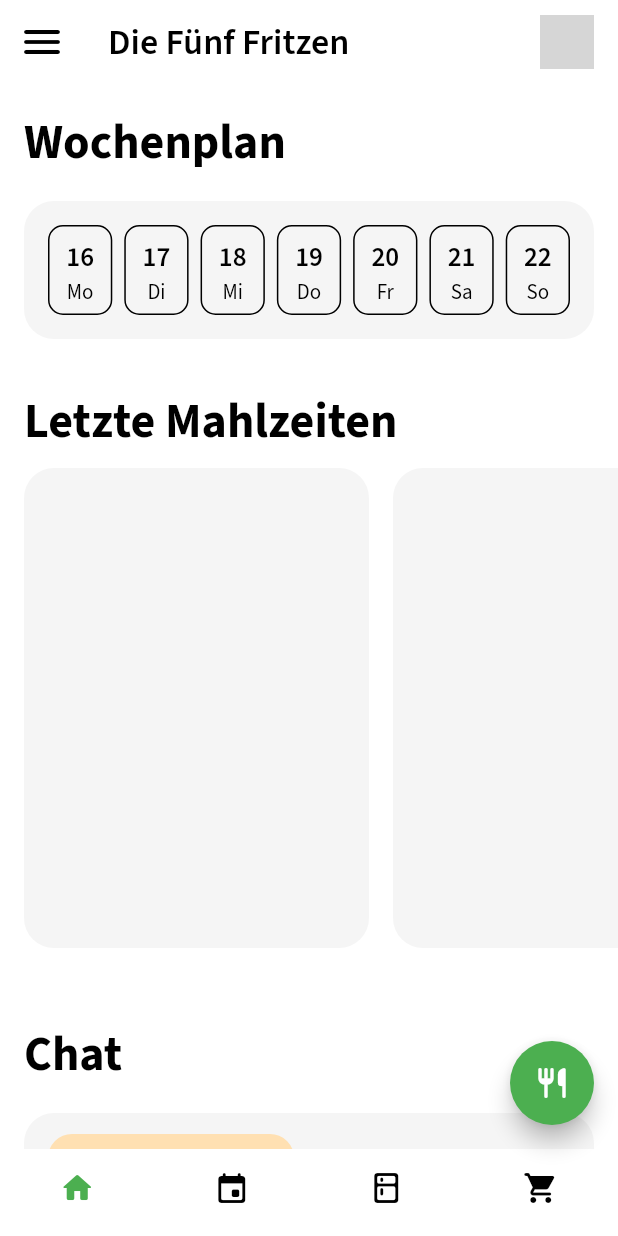
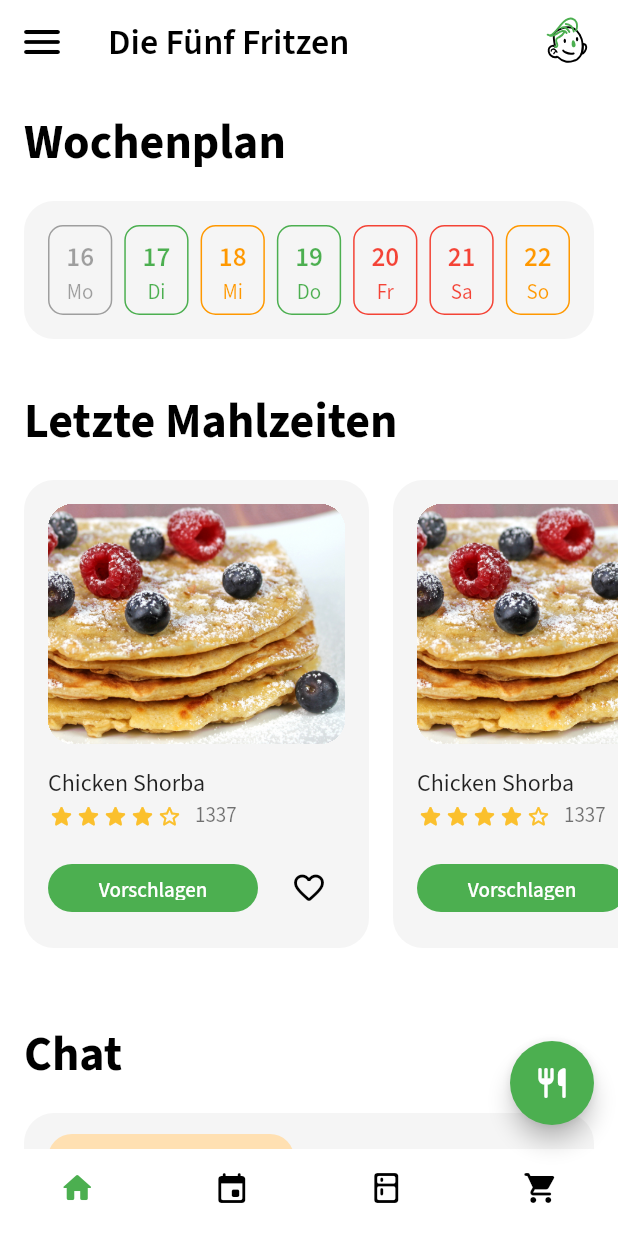
Before and after one commit to Cooljungs/Meal-Manager, a Flutter app: the screen it shows after launch, on a phone screen of 412 x 824 dp. Run offline on Flutter 3.47's test engine with Material 2 defaults, Android fonts, the phone set to English and light mode, and no system bars; our stand-ins replace flutter_svg, google_fonts; grey boxes are pictures that could not be loaded.

Commit message:
History First UI

```diff
--- a/lib/.themes.dart
+++ b/lib/.themes.dart
@@ -27,7 +27,9 @@ themeHandler(context) {
       /// Buttons
       textButtonTheme: TextButtonThemeData(
         style: TextButton.styleFrom(
-          backgroundColor: Colors.red,
+          backgroundColor: Colors.green,
+          shape:
+              RoundedRectangleBorder(borderRadius: BorderRadius.circular(24)),
         ),
       ),
 
--- a/lib/components/home_History.dart
+++ b/lib/components/home_History.dart
@@ -18,18 +18,93 @@ class _HistoryState extends State<History> {
         physics: BouncingScrollPhysics(),
         itemCount: 6,
         itemBuilder: (context, index) {
-          return Container(
-            margin: index == 0
-                ? EdgeInsets.fromLTRB(16, 8, 16, 32)
-                : EdgeInsets.fromLTRB(0, 8, 16, 32),
-            width: 230,
-            decoration: BoxDecoration(
-              color: Theme.of(context).cardColor,
-              borderRadius: BorderRadius.circular(20),
-            ),
-          );
+          return HistoryCard(index);
         },
       ),
     );
   }
 }
+
+class HistoryCard extends StatefulWidget {
+  final int index;
+  const HistoryCard(this.index);
+
+  @override
+  _HistoryCardState createState() => _HistoryCardState();
+}
+
+class _HistoryCardState extends State<HistoryCard> {
+  bool liked = false;
+
+  @override
+  Widget build(BuildContext context) {
+    return Container(
+      margin: widget.index == 0
+          ? EdgeInsets.fromLTRB(16, 16, 16, 32)
+          : EdgeInsets.fromLTRB(0, 16, 16, 32),
+      width: 230,
+      decoration: BoxDecoration(
+        color: Theme.of(context).cardColor,
+        borderRadius: BorderRadius.circular(20),
+      ),
+      child: Column(
+        children: [
+          Expanded(
+            child: Container(
+              margin: EdgeInsets.fromLTRB(16, 16, 16, 0),
+              width: double.infinity,
+              decoration: BoxDecoration(
+                borderRadius: BorderRadius.circular(16),
+              ),
+              child: ClipRRect(
+                clipBehavior: Clip.hardEdge,
+                borderRadius: BorderRadius.circular(16),
+                child: Image.asset(
+                    "assets/images/recipes/Rezept_Pfannkuchen.jpg",
+                    fit: BoxFit.fitWidth),
+              ),
+            ),
+          ),
+          ListTile(
+            title: Text("Chicken Shorba"),
+            contentPadding: EdgeInsets.only(left: 16),
+            minVerticalPadding: 0,
+            subtitle: Row(
+              children: [
+                Icon(Icons.star_rounded, size: 18, color: Colors.yellow[700]),
+                Icon(Icons.star_rounded, size: 18, color: Colors.yellow[700]),
+                Icon(Icons.star_rounded, size: 18, color: Colors.yellow[700]),
+                Icon(Icons.star_rounded, size: 18, color: Colors.yellow[700]),
+                Icon(Icons.star_outline_rounded,
+                    size: 18, color: Colors.yellow[700]),
+                SizedBox(width: 8),
+                Text("1337")
+              ],
+            ),
+          ),
+          Padding(
+            padding: EdgeInsets.fromLTRB(16, 0, 16, 16),
+            child: Row(
+              mainAxisAlignment: MainAxisAlignment.spaceBetween,
+              children: [
+                Container(
+                    width: 140,
+                    height: 32,
+                    child: TextButton(
+                        onPressed: () {}, child: Text("Vorschlagen"))),
+                IconButton(
+                    onPressed: () => setState(() => liked = !liked),
+                    icon: liked
+                        ? Icon(
+                            Icons.favorite_rounded,
+                            color: Colors.red,
+                          )
+                        : Icon(Icons.favorite_border_rounded))
+              ],
+            ),
+          )
+        ],
+      ),
+    );
+  }
+}
--- a/lib/components/home_WeekPreview.dart
+++ b/lib/components/home_WeekPreview.dart
@@ -23,11 +23,23 @@ class _WeekPreviewState extends State<WeekPreview> {
         child: Row(
           children: List<Widget>.generate(7, (index) {
             return Expanded(
+              child: ColorFiltered(
+                colorFilter: ColorFilter.mode(
+                    [
+                      Colors.grey,
+                      Colors.green,
+                      Colors.orange,
+                      Colors.green,
+                      Colors.red,
+                      Colors.red,
+                      Colors.orange
+                    ][index],
+                    BlendMode.srcIn),
                 child: Container(
                   margin: EdgeInsets.only(left: 8),
                   height: double.infinity,
                   decoration: BoxDecoration(
-                  border: Border.all(color: Colors.black),
+                    border: Border.all(color: Theme.of(context).accentColor),
                     borderRadius: BorderRadius.circular(10),
                   ),
                   child: Container(
@@ -35,11 +47,14 @@ class _WeekPreviewState extends State<WeekPreview> {
                       child: Column(
                         mainAxisAlignment: MainAxisAlignment.spaceBetween,
                         children: [
-                        Text(["16", "17", "18", "19", "20", "21", "22"][index],
+                          Text(
+                              ["16", "17", "18", "19", "20", "21", "22"][index],
                               style: Theme.of(context).textTheme.headline4),
-                        Text(["Mo", "Di", "Mi", "Do", "Fr", "Sa", "So"][index]),
+                          Text(
+                              ["Mo", "Di", "Mi", "Do", "Fr", "Sa", "So"][index])
                         ],
                       )),
+                ),
               ),
             );
           }),
--- a/pubspec.yaml
+++ b/pubspec.yaml
@@ -35,5 +35,7 @@ flutter:
     - assets/images/
     - assets/images/avatars/
     - assets/images/avatars/v2/
+    - assets/images/avatars/v3/
+    - assets/images/recipes/
 
   #fonts:
```
Lines whose indentation alone changed are shown as unchanged.
